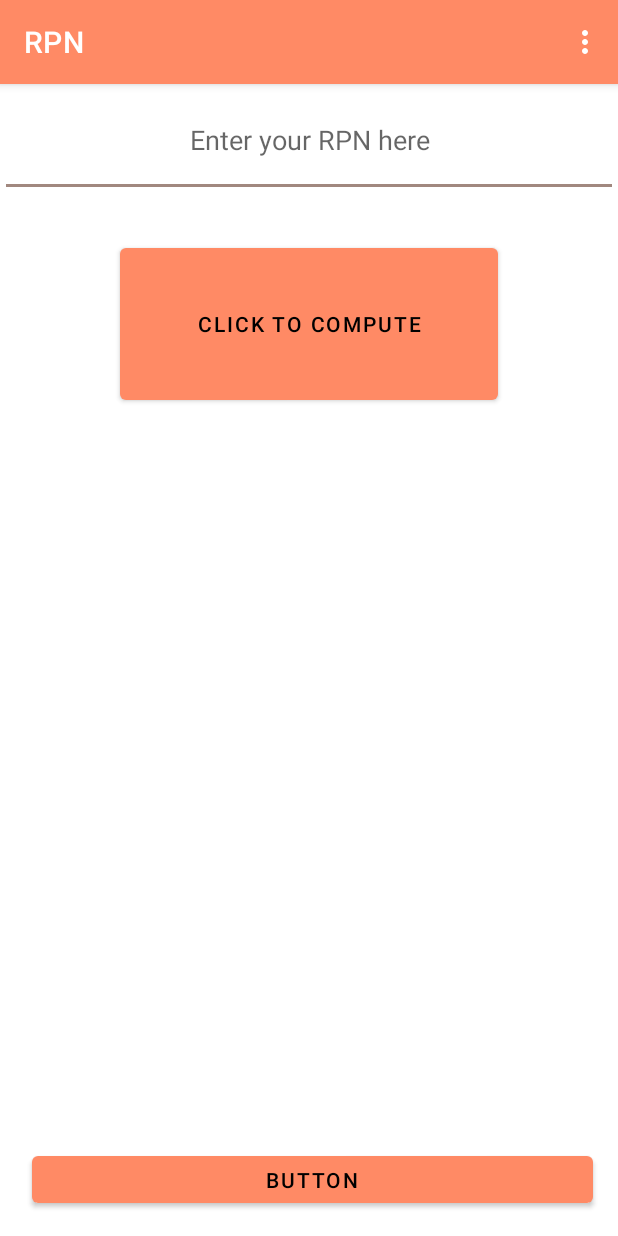
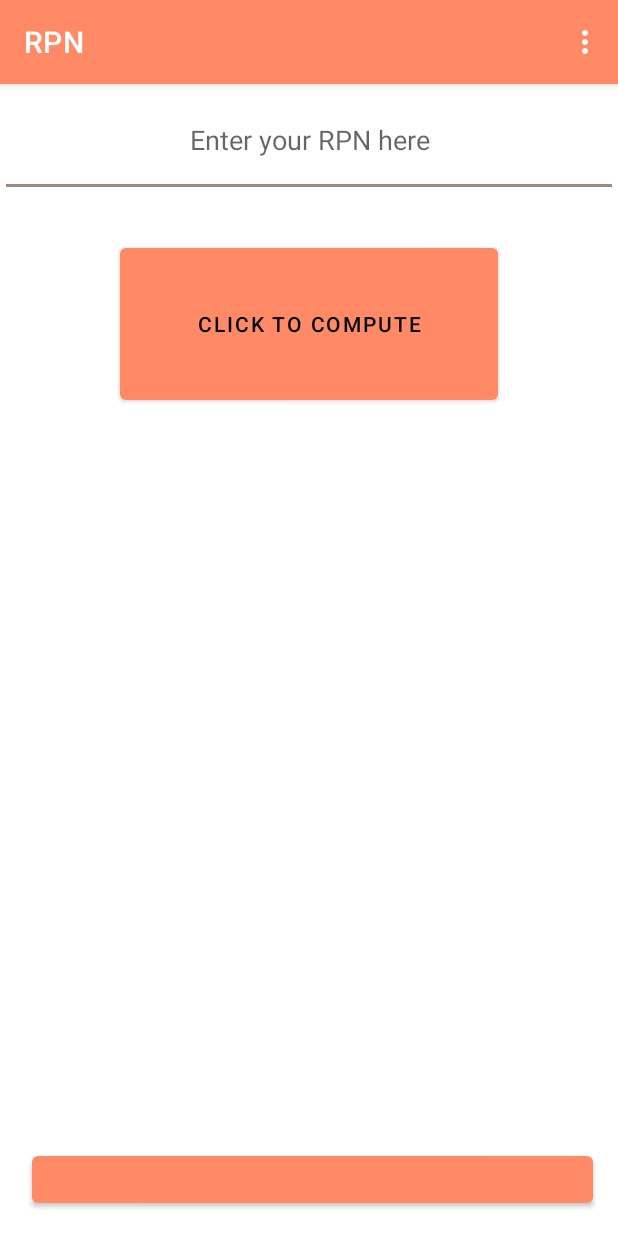
Before and after one commit to chayahaor/RPN, an Android app: the screen it shows after launch (MainActivity), on a phone screen of 412 x 824 dp. Run offline under Robolectric (Android 15) with nearby library versions, the phone set to English and light mode, and no system bars.

Commit message:
Minor string changes

```diff
--- a/app/src/main/res/layout/content_main.xml
+++ b/app/src/main/res/layout/content_main.xml
@@ -29,7 +29,7 @@
         android:layout_width="252dp"
         android:layout_height="113dp"
         android:gravity="center"
-        android:text="Click to compute"
+        android:text="@string/click_to_compute"
         app:layout_constraintEnd_toEndOf="parent"
         app:layout_constraintStart_toStartOf="parent"
         app:layout_constraintTop_toBottomOf="@+id/linearLayout" />
@@ -39,7 +39,7 @@
         android:layout_width="374dp"
         android:layout_height="43dp"
         android:layout_marginBottom="16dp"
-        android:text="Button"
+        android:text=""
         app:layout_constraintBottom_toBottomOf="parent"
         app:layout_constraintEnd_toEndOf="parent"
         app:layout_constraintHorizontal_bias="0.567"
--- a/app/src/main/res/values/strings.xml
+++ b/app/src/main/res/values/strings.xml
@@ -11,4 +11,5 @@
     <string name="hello_second_fragment">Hello second fragment. Arg: %1$s</string>
     <string name="instructions">Please enter text in RPN format for us to calculate!</string>
     <string name="enter_your_rpn_here">Enter your RPN here</string>
+    <string name="click_to_compute">Click to compute</string>
 </resources>
```
